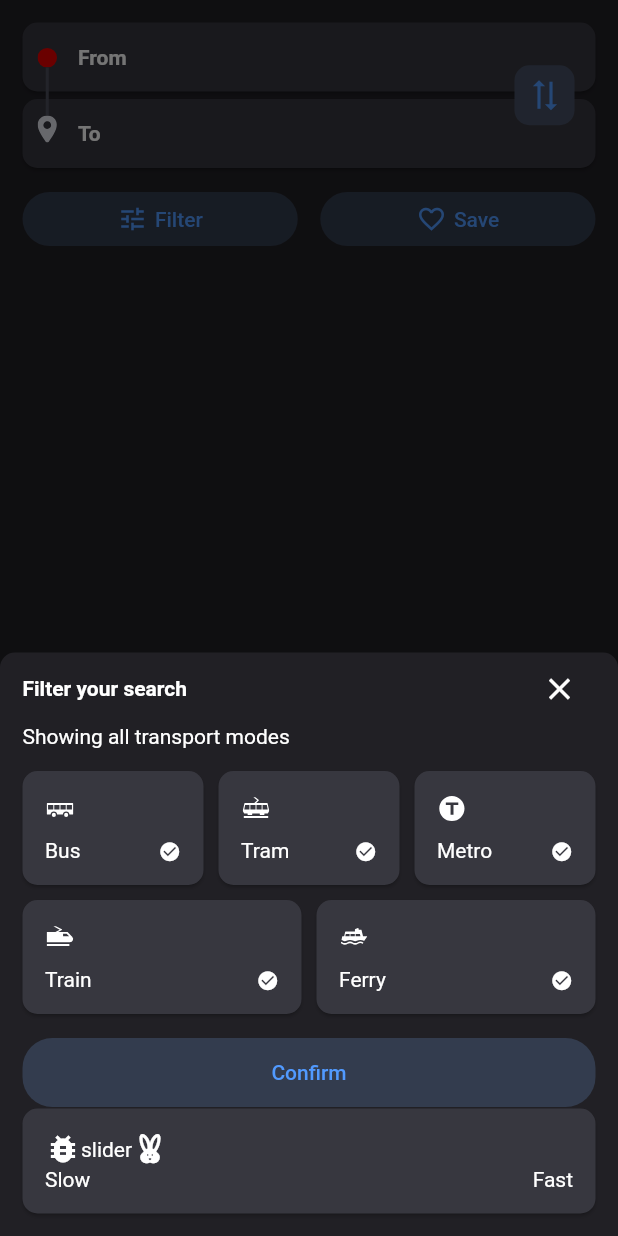
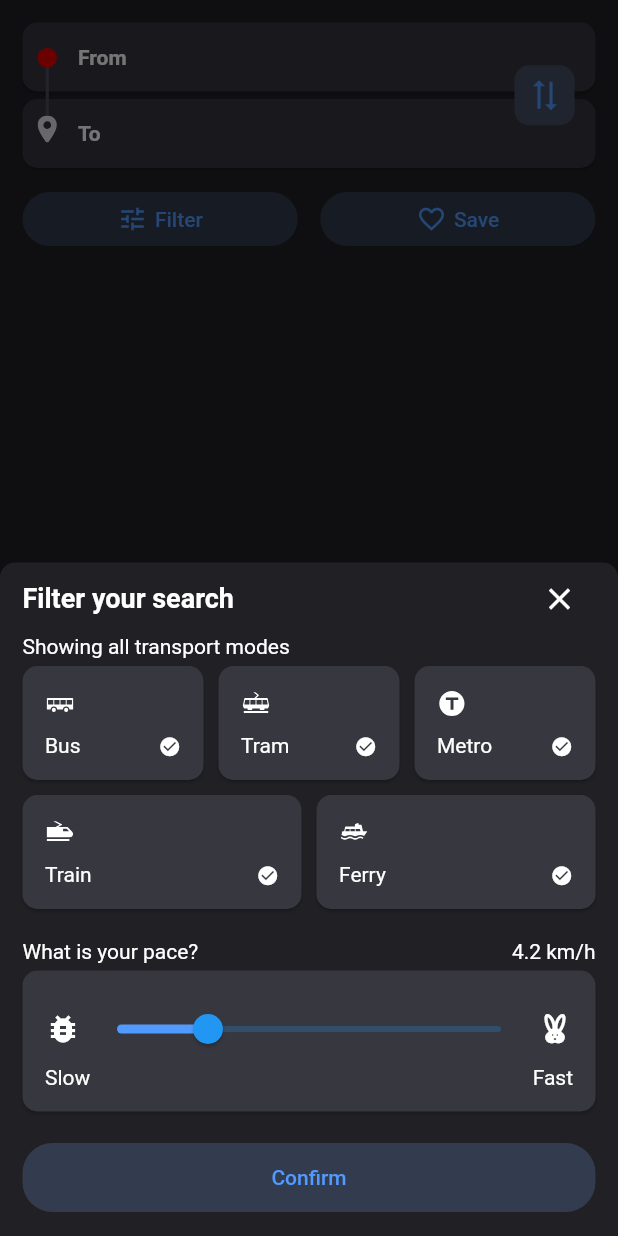
Before and after one commit to ludvigcarlsen/retur, a Flutter app: the screen it shows after launch, after a tap on "Filter", on a phone screen of 412 x 824 dp. Run offline on Flutter 3.47's test engine with Material 2 defaults, Android fonts, the phone set to English and light mode, and no system bars; our stand-ins replace flutter_svg, geolocator; missing offline and left inert: home_widget.

Commit message:
walkspeed option and filter refactor

```diff
--- a/lib/main.dart
+++ b/lib/main.dart
@@ -28,6 +28,8 @@ class MyApp extends StatelessWidget {
             ),
           ),
           scaffoldBackgroundColor: const Color.fromARGB(255, 33, 32, 37),
+          sliderTheme: SliderThemeData(
+              activeTrackColor: Color.fromARGB(255, 81, 154, 255)),
           cardTheme: CardTheme(
             margin: EdgeInsets.zero,
             color: const Color.fromARGB(255, 55, 55, 63),
--- /dev/null
+++ b/lib/models/filter.dart
@@ -0,0 +1,43 @@
+import 'package:flutter/foundation.dart';
+
+import '../utils/transportmodes.dart';
+
+class Filter {
+  final ExcludeModes not;
+  double walkSpeed;
+
+  Filter.def()
+      : not = ExcludeModes.def(),
+        walkSpeed = 4.2;
+
+  Filter(this.not, this.walkSpeed);
+
+  Map<String, dynamic> toJson() =>
+      {'not': not.toJson(), 'walkSpeed': walkSpeed};
+
+  Map<String, dynamic> toQueryJson() => {'not': not.toJson()};
+
+  factory Filter.fromJson(Map<String, dynamic> json) {
+    return Filter(ExcludeModes.fromJson(json['not']), json['walkSpeed']);
+  }
+}
+
+class ExcludeModes {
+  final Set<TransportMode> modes;
+
+  ExcludeModes.def() : modes = {};
+  ExcludeModes(this.modes);
+
+  Map<String, dynamic> toJson() {
+    if (modes.isNotEmpty) {
+      return {'transportModes': modes.map((mode) => mode.toJson()).toList()};
+    }
+    return {'transportModes': {}};
+  }
+
+  factory ExcludeModes.fromJson(Map<String, dynamic> json) {
+    return ExcludeModes(json['transportModes']
+        .map<TransportMode>((e) => TransportMode.fromJson(e['transportMode']))
+        .toSet());
+  }
+}
--- a/lib/models/favourite.dart
+++ b/lib/models/tripdata.dart
@@ -1,29 +1,24 @@
 import 'package:retur/models/searchresponse.dart';
 import 'package:retur/utils/transportmodes.dart';
+
+import 'filter.dart';
 
 class TripData {
   final StopPlace from;
   final StopPlace to;
-  final Set<TransportMode> excludeModes;
+  final Filter filter;
 
-  TripData(this.from, this.to, this.excludeModes);
+  TripData(this.from, this.to, this.filter);
 
-  Map<String, dynamic> toJson() => {
-        'from': from.toJson(),
-        'to': to.toJson(),
-        'filter': excludeModes.map((f) => f.toJson()).toList(),
-      };
+  Map<String, dynamic> toJson() =>
+      {'from': from.toJson(), 'to': to.toJson(), 'filter': filter.toJson()};
 
   factory TripData.fromJson(Map<String, dynamic> json) {
     return TripData(
-        StopPlace.fromJson(json['from']),
-        StopPlace.fromJson(json['to']),
-        json['filter']
-            .map<TransportMode>((e) => TransportMode.fromJson(e))
-            .toSet());
-    // json['filter'].map((e) => TransportMode.fromJson(e)).toSet());
-    //TransportMode.fromJson(data['excludeModes'])
-    //Set<String>.from(json['filter'])); s
+      StopPlace.fromJson(json['from']),
+      StopPlace.fromJson(json['to']),
+      Filter.fromJson(json['filter']),
+    );
   }
 }
 
--- a/lib/screens/search.dart
+++ b/lib/screens/search.dart
@@ -7,7 +7,7 @@ import 'package:retur/models/searchresponse.dart';
 import 'package:retur/utils/queries.dart';
 import 'package:retur/widgets/locationitemcard.dart';
 
-import '../models/favourite.dart';
+import '../models/tripdata.dart';
 
 class Search extends StatefulWidget {
   final String? locationName;
--- a/lib/screens/trip.dart
+++ b/lib/screens/trip.dart
@@ -3,13 +3,13 @@ import 'dart:convert';
 import 'package:flutter/material.dart';
 import 'package:flutter/services.dart';
 import 'package:flutter_svg/svg.dart';
-import 'package:retur/models/favourite.dart';
-import 'package:retur/models/searchresponse.dart';
+import 'package:retur/models/tripdata.dart';
 import 'package:retur/models/tripresponse.dart';
 import 'package:retur/screens/search.dart';
 import 'package:http/http.dart' as http;
 import 'package:home_widget/home_widget.dart';
 
+import '../models/filter.dart';
 import '../utils/queries.dart';
 import '../utils/transportmodes.dart';
 import '../widgets/tripfilter.dart';
@@ -24,8 +24,9 @@ class Trip extends StatefulWidget {
 }
 
 class _TripState extends State<Trip> {
+  // todo fix duplicate gettrip
   late Future<TripResponse?> tripResponse = getTrip();
-  Set<TransportMode> excludeTransportModes = {};
+  Filter? filter;
   StopPlace? from, to;
 
   @override
@@ -47,8 +48,9 @@ class _TripState extends State<Trip> {
 
   Future _saveTrip() async {
     if (from == null || to == null) return;
-    final data = TripData(from!, to!, excludeTransportModes);
-
+    // TODO: null safety
+    final data = TripData(from!, to!, filter!);
+    print(data);
     try {
       return Future.wait([
         HomeWidget.saveWidgetData<String>('trip', jsonEncode(data)),
@@ -76,13 +78,14 @@ class _TripState extends State<Trip> {
     try {
       return Future.wait([
         HomeWidget.getWidgetData<String>('trip').then((value) {
+          print(value);
           if (value == null) return;
 
           TripData t = TripData.fromJson(jsonDecode(value));
           setState(() {
             from = t.from;
             to = t.to;
-            excludeTransportModes = t.excludeModes;
+            filter = t.filter;
           });
         }),
       ]);
@@ -95,20 +98,22 @@ class _TripState extends State<Trip> {
     if (from == null || to == null) return null;
     final String baseUrl = Queries().journeyPlannerV3BaseUrl;
     final headers = Queries().headers;
-    final String query = Queries().trip(from!, to!, excludeTransportModes);
-
+    // TODO: null type safety
+    final String query = Queries.trip(from!, to!, filter!);
+    print(query);
     final response = await http.post(
       Uri.parse(baseUrl),
       headers: headers,
       body: json.encode({'query': query}),
     );
-
+    print(response.body);
     return TripResponse.fromJson(jsonDecode(response.body));
   }
 
-  void onFilterUpdate(Set<TransportMode>? filter) {
+  void onFilterUpdate(Filter? filter) {
+    print(filter?.walkSpeed);
     if (filter != null) {
-      setState(() => excludeTransportModes = filter);
+      setState(() => this.filter = filter);
     }
   }
 
@@ -182,61 +187,13 @@ class _TripState extends State<Trip> {
                   ExpandedButton(
                     onPressed: () {
                       showModalBottomSheet<dynamic>(
+                        isScrollControlled: true,
                         useSafeArea: true,
                         context: context,
                         builder: (BuildContext context) {
-                          return Padding(
-                            padding: const EdgeInsets.fromLTRB(15, 0, 15, 15),
-                            child: Wrap(
-                              children: [
-                                Row(
-                                  mainAxisAlignment:
-                                      MainAxisAlignment.spaceBetween,
-                                  children: [
-                                    const Text(
-                                      "Filter your search",
-                                      style: TextStyle(
-                                          fontWeight: FontWeight.bold),
-                                    ),
-                                    IconButton(
-                                      onPressed: () =>
-                                          Navigator.pop(context, null),
-                                      icon: const Icon(Icons.close_outlined),
-                                    )
-                                  ],
-                                ),
-                                TripFilter(
-                                  excludeModes: Set.from(excludeTransportModes),
-                                ),
-                                Card(
-                                  child: Padding(
-                                    padding: EdgeInsets.all(15),
-                                    child: Column(
-                                      children: [
-                                        Row(
-                                          children: [
-                                            Icon(Icons.bug_report),
-                                            Text("slider"),
-                                            Icon(Icons.cruelty_free),
-                                          ],
-                                        ),
-                                        Row(
-                                          mainAxisAlignment:
-                                              MainAxisAlignment.spaceBetween,
-                                          children: [
-                                            Text("Slow"),
-                                            Text("Fast")
-                                          ],
-                                        )
-                                      ],
-                                    ),
-                                  ),
-                                )
-                              ],
-                            ),
-                          );
+                          return TripFilter(current: filter);
                         },
-                      ).then((filter) => onFilterUpdate(filter));
+                      ).then((newFilter) => onFilterUpdate(newFilter));
                     },
                     text: "Filter",
                     icon: const Icon(Icons.tune, size: 20),
--- a/lib/utils/queries.dart
+++ b/lib/utils/queries.dart
@@ -1,15 +1,8 @@
-import 'package:retur/models/favourite.dart';
+import 'package:retur/models/tripdata.dart';
+import 'package:retur/models/filter.dart';
 import 'package:retur/utils/transportmodes.dart';
 
 class Queries {
-  static final Queries _queries = Queries._internal();
-
-  factory Queries() {
-    return _queries;
-  }
-
-  Queries._internal();
-
   final String journeyPlannerV3BaseUrl =
       "https://api.entur.io/journey-planner/v3/graphql";
 
@@ -18,9 +11,7 @@ class Queries {
     'ET-Client-Name': 'ludvigcarlsen-retur'
   };
 
-  String trip(StopPlace from, StopPlace to, Set<TransportMode> filter) {
-    final String notFilter = _getNotfilter(filter);
-
+  static String trip(StopPlace from, StopPlace to, Filter filter) {
     return """
       {
         trip(
@@ -32,8 +23,9 @@ class Queries {
             place: "${to.id}",
             coordinates: {latitude: ${to.latitude}, longitude: ${to.longitude}},
             name: "${to.name}"}
-          filters: $notFilter
+          filters: ${filter.toQueryJson()}
           modes: {accessMode: foot, egressMode: foot}
+          walkSpeed: ${filter.walkSpeed / 3.6}
           ) {
           tripPatterns {
             expectedStartTime
@@ -57,13 +49,4 @@ class Queries {
       }"""
         .trim();
   }
-
-  String _getNotfilter(Set<TransportMode> exclude) {
-    if (exclude.isNotEmpty) {
-      final notModes =
-          exclude.map((mode) => "{transportMode: ${mode.name}}").join(", ");
-      return "{not: {transportModes: [$notModes]}}";
-    }
-    return "{}";
-  }
 }
--- a/lib/utils/transportmodes.dart
+++ b/lib/utils/transportmodes.dart
@@ -15,8 +15,8 @@ enum TransportMode {
   const TransportMode(this.displayName);
   final String displayName;
 
-  String toJson() {
-    return name;
+  Map<String, dynamic> toJson() {
+    return {'transportMode': name};
   }
 
   static TransportMode fromJson(String s) => values.byName(s);
--- a/lib/widgets/tripfilter.dart
+++ b/lib/widgets/tripfilter.dart
@@ -4,16 +4,73 @@ import 'package:flutter_svg/svg.dart';
 import 'package:retur/utils/extensions.dart';
 import 'package:retur/utils/transportmodes.dart';
 
-class TripFilter extends StatefulWidget {
+import '../models/filter.dart';
+import '../screens/trip.dart';
+
+class TripFilter extends StatelessWidget {
+  late final Filter filter;
+
+  TripFilter({super.key, Filter? current}) {
+    filter = current ?? Filter.def();
+  }
+
+  @override
+  Widget build(BuildContext context) {
+    return Padding(
+      padding: const EdgeInsets.fromLTRB(15, 0, 15, 15),
+      child: Wrap(
+        children: [
+          Row(
+            mainAxisAlignment: MainAxisAlignment.spaceBetween,
+            children: [
+              const Text(
+                "Filter your search",
+                style: TextStyle(fontWeight: FontWeight.bold, fontSize: 18),
+              ),
+              IconButton(
+                onPressed: () => Navigator.pop(context, null),
+                icon: const Icon(Icons.close_outlined),
+              ),
+            ],
+          ),
+          ListView(
+            shrinkWrap: true,
+            children: [
+              TransportModeFilter(excludeModes: filter.not.modes),
+              const SizedBox(height: 20),
+              WalkSpeedCard(
+                walkSpeed: filter.walkSpeed,
+                onChanged: (value) => filter.walkSpeed = value,
+              ),
+              const SizedBox(height: 20),
+              SizedBox(
+                width: double.infinity,
+                child: ElevatedButton(
+                  onPressed: () => Navigator.pop(context, filter),
+                  child: const Padding(
+                    padding: EdgeInsets.all(15.0),
+                    child: Text("Confirm"),
+                  ),
+                ),
+              ),
+            ],
+          ),
+        ],
+      ),
+    );
+  }
+}
+
+class TransportModeFilter extends StatefulWidget {
   final Set<TransportMode> excludeModes;
 
-  TripFilter({super.key, required this.excludeModes});
+  const TransportModeFilter({super.key, required this.excludeModes});
 
   @override
-  State<TripFilter> createState() => _TripFilterState();
+  State<TransportModeFilter> createState() => _TransportModeFilterState();
 }
 
-class _TripFilterState extends State<TripFilter> {
+class _TransportModeFilterState extends State<TransportModeFilter> {
   final Map<TransportMode, int> allTransportModes = {
     TransportMode.bus: 2,
     TransportMode.tram: 2,
@@ -57,22 +114,16 @@ class _TripFilterState extends State<TripFilter> {
 
   @override
   Widget build(BuildContext context) {
-    return ListView(
-      shrinkWrap: true,
+    return Column(
+      crossAxisAlignment: CrossAxisAlignment.start,
       children: [
         Text(_getModesShowingText()),
-        const SizedBox(height: 15),
+        const SizedBox(height: 5),
         StaggeredGrid.count(
           crossAxisCount: 6,
           mainAxisSpacing: 10,
           crossAxisSpacing: 10,
           children: _gridTiles(allTransportModes),
-        ),
-        const SizedBox(height: 15),
-        ElevatedButton(
-          onPressed: () => Navigator.pop(context, widget.excludeModes),
-          child: const Padding(
-              padding: EdgeInsets.all(15.0), child: Text("Confirm")),
         ),
       ],
     );
@@ -138,3 +189,60 @@ class _TransportModeCardState extends State<TransportModeCard> {
     );
   }
 }
+
+class WalkSpeedCard extends StatefulWidget {
+  double walkSpeed; // in kph
+  final void Function(double) onChanged;
+
+  WalkSpeedCard({super.key, required this.walkSpeed, required this.onChanged});
+
+  @override
+  State<WalkSpeedCard> createState() => _WalkSpeedCardState();
+}
+
+class _WalkSpeedCardState extends State<WalkSpeedCard> {
+  @override
+  Widget build(BuildContext context) {
+    return Column(
+      children: [
+        Row(
+          children: [
+            Text("What is your pace?"),
+            Spacer(),
+            Text("${double.parse(widget.walkSpeed.toStringAsFixed(1))} km/h"),
+          ],
+        ),
+        SizedBox(height: 5),
+        Card(
+          child: Padding(
+            padding: EdgeInsets.all(15),
+            child: Column(
+              children: [
+                Row(
+                  children: [
+                    Icon(Icons.bug_report),
+                    Expanded(
+                      child: Slider(
+                        value: widget.walkSpeed,
+                        min: 2.4,
+                        max: 10.0,
+                        onChanged: (value) =>
+                            setState(() => widget.walkSpeed = value),
+                        onChangeEnd: (value) => widget.onChanged(value),
+                      ),
+                    ),
+                    Icon(Icons.cruelty_free),
+                  ],
+                ),
+                Row(
+                  mainAxisAlignment: MainAxisAlignment.spaceBetween,
+                  children: [Text("Slow"), Text("Fast")],
+                )
+              ],
+            ),
+          ),
+        ),
+      ],
+    );
+  }
+}
```
